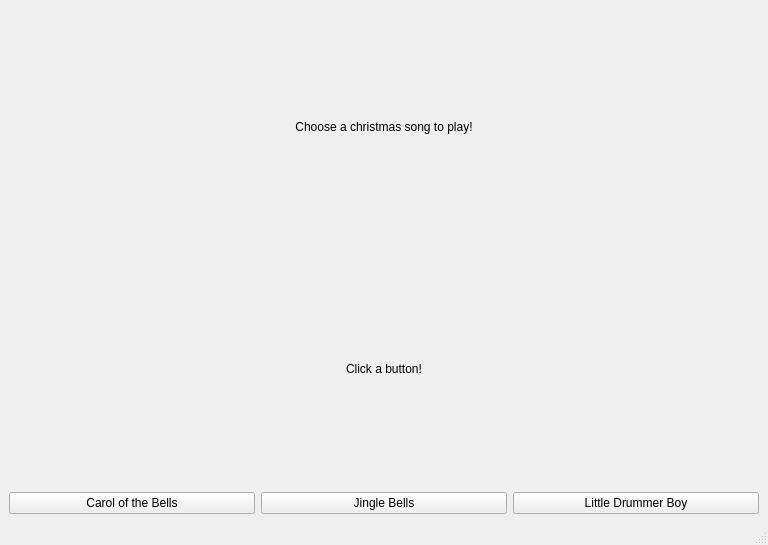
First picture: the form in test.ui, repository JasonLuckow/ProjectLab2, before the edit.
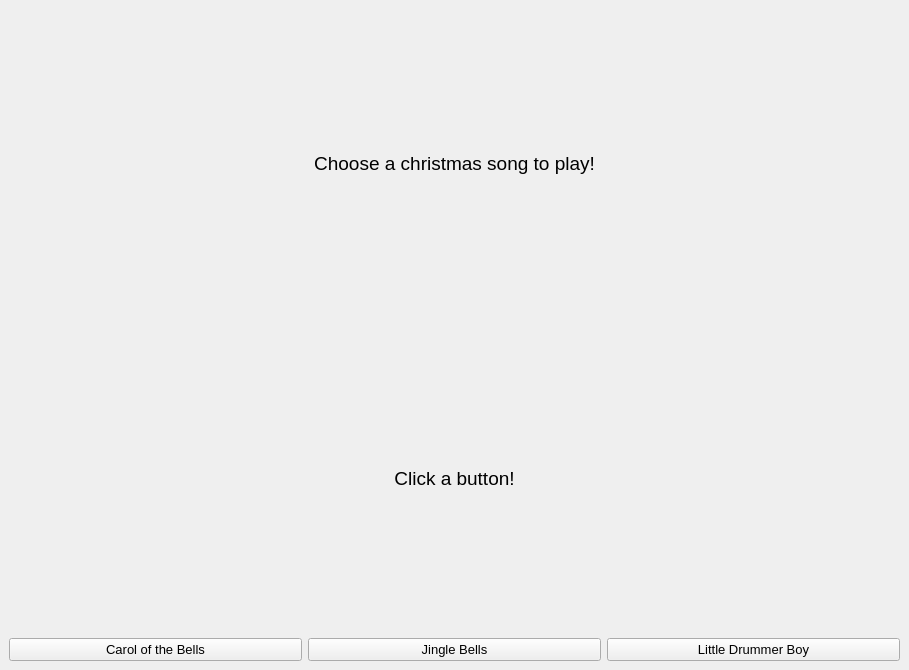
Second picture: the form after the edit. Icons and pictures are not drawn.

The edit to the form file:
```diff
--- a/test.ui
+++ b/test.ui
@@ -6,8 +6,8 @@
    <rect>
     <x>0</x>
     <y>0</y>
-    <width>768</width>
-    <height>545</height>
+    <width>909</width>
+    <height>670</height>
    </rect>
   </property>
   <property name="acceptDrops">
@@ -22,43 +22,41 @@
 background-position: center;</string>
   </property>
   <widget class="QWidget" name="centralwidget">
+   <property name="styleSheet">
+    <string notr="true">background-image: url(&quot;cat.jpg&quot;); background-repeat: no-repeat; background-position: center;</string>
+   </property>
    <layout class="QGridLayout" name="gridLayout">
-    <item row="1" column="0" colspan="3">
-     <widget class="QLabel" name="label1">
-      <property name="autoFillBackground">
-       <bool>true</bool>
-      </property>
-      <property name="text">
-       <string>Choose a christmas song to play!</string>
-      </property>
-      <property name="alignment">
-       <set>Qt::AlignCenter</set>
-      </property>
-     </widget>
-    </item>
-    <item row="6" column="0">
-     <widget class="QPushButton" name="carolbtn">
-      <property name="text">
-       <string>Carol of the Bells</string>
-      </property>
-     </widget>
-    </item>
-    <item row="6" column="1">
-     <widget class="QPushButton" name="jinglebtn">
-      <property name="text">
-       <string>Jingle Bells</string>
-      </property>
-     </widget>
-    </item>
-    <item row="6" column="2">
+    <item row="3" column="2">
      <widget class="QPushButton" name="littlebtn">
+      <property name="font">
+       <font>
+        <pointsize>10</pointsize>
+       </font>
+      </property>
       <property name="text">
        <string>Little Drummer Boy</string>
       </property>
      </widget>
     </item>
+    <item row="3" column="0">
+     <widget class="QPushButton" name="carolbtn">
+      <property name="font">
+       <font>
+        <pointsize>10</pointsize>
+       </font>
+      </property>
+      <property name="text">
+       <string>Carol of the Bells</string>
+      </property>
+     </widget>
+    </item>
     <item row="2" column="1">
      <widget class="QLabel" name="label2">
+      <property name="font">
+       <font>
+        <pointsize>14</pointsize>
+       </font>
+      </property>
       <property name="text">
        <string>Click a button!</string>
       </property>
@@ -67,19 +65,38 @@
       </property>
      </widget>
     </item>
+    <item row="3" column="1">
+     <widget class="QPushButton" name="jinglebtn">
+      <property name="font">
+       <font>
+        <pointsize>10</pointsize>
+       </font>
+      </property>
+      <property name="text">
+       <string>Jingle Bells</string>
+      </property>
+     </widget>
+    </item>
+    <item row="1" column="0" colspan="3">
+     <widget class="QLabel" name="label1">
+      <property name="font">
+       <font>
+        <pointsize>14</pointsize>
+       </font>
+      </property>
+      <property name="autoFillBackground">
+       <bool>false</bool>
+      </property>
+      <property name="text">
+       <string>Choose a christmas song to play!</string>
+      </property>
+      <property name="alignment">
+       <set>Qt::AlignCenter</set>
+      </property>
+     </widget>
+    </item>
    </layout>
   </widget>
-  <widget class="QMenuBar" name="menubar">
-   <property name="geometry">
-    <rect>
-     <x>0</x>
-     <y>0</y>
-     <width>768</width>
-     <height>21</height>
-    </rect>
-   </property>
-  </widget>
-  <widget class="QStatusBar" name="statusbar"/>
  </widget>
  <resources/>
  <connections/>
```
Left out of the diff: 4 changed lines with no effect on the pictures.
